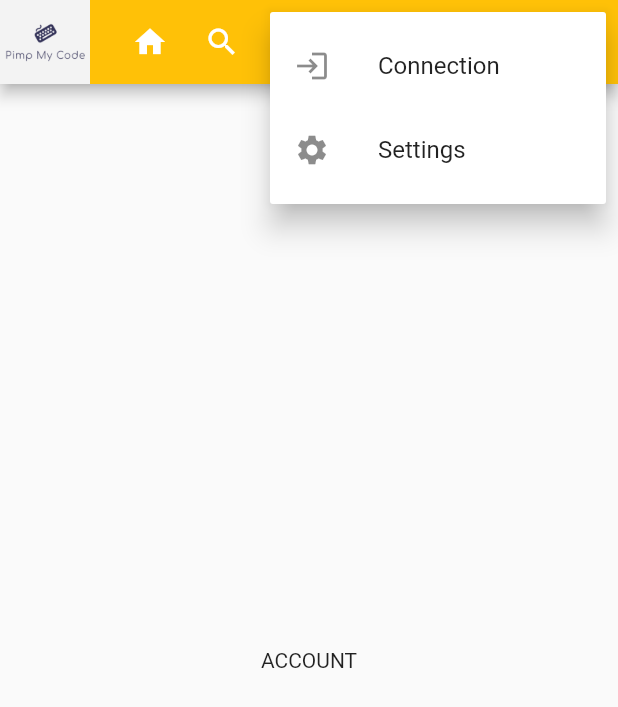
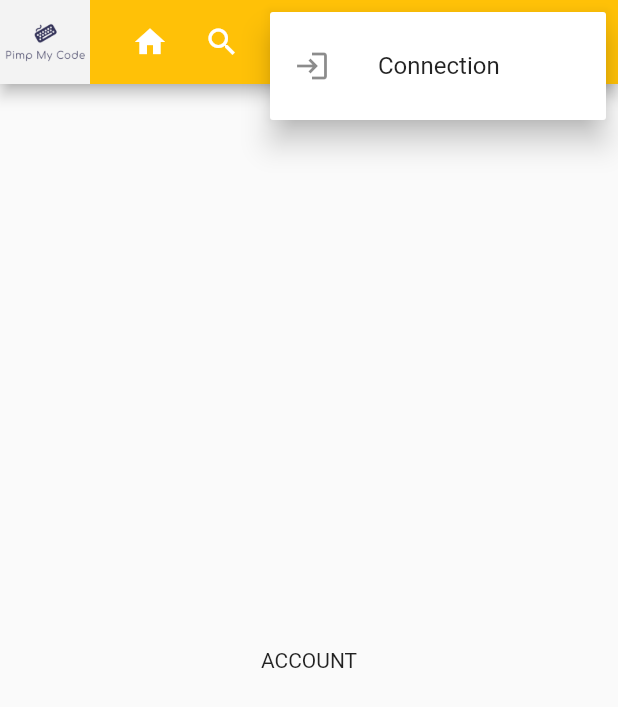
Before and after one commit to Help-My-Code/pimp_my_code, a Flutter app: the AccountPage screen opened by its route, after a tap on the "more vert" icon, on a phone screen of 412 x 824 dp. Shown: the top 707 px of the screen. Run offline on Flutter 3.47's test engine with Material 2 defaults, Android fonts, the light colour scheme and no system bars; our stand-ins replace bloc, chopper, dartz, easy_localization, equatable, flutter_bloc and 9 more; accounts and stored records are empty; generated files the repository leaves out were written again.

Commit message:
Update app_bar_menu.dart

```diff
--- a/lib/ui/widgets/app-bar/app_bar_menu.dart
+++ b/lib/ui/widgets/app-bar/app_bar_menu.dart
@@ -19,7 +19,7 @@ class CustomAppBarMenu extends StatefulWidget implements PreferredSizeWidget {
   final Size preferredSize;
 }
 
-enum MenuValues { settings, login, logout }
+enum MenuValues { login, logout }
 
 class _CustomAppBarMenuState extends State<CustomAppBarMenu> {
   void printSearch() {
@@ -174,9 +174,6 @@ class _CustomAppBarMenuState extends State<CustomAppBarMenu> {
       case MenuValues.logout:
         context.read<SessionCubit>().logout();
         break;
-      case MenuValues.settings:
-        GoRouter.of(context).go('/settings');
-        break;
     }
   }
 
@@ -252,13 +249,6 @@ class _CustomAppBarMenuState extends State<CustomAppBarMenu> {
                       title: const Text('login').tr(),
                     ),
                   ),
-                PopupMenuItem<MenuValues>(
-                  value: MenuValues.settings,
-                  child: ListTile(
-                    leading: const Icon(Icons.settings),
-                    title: const Text('settings').tr(),
-                  ),
-                )
               ],
             );
           },
```
